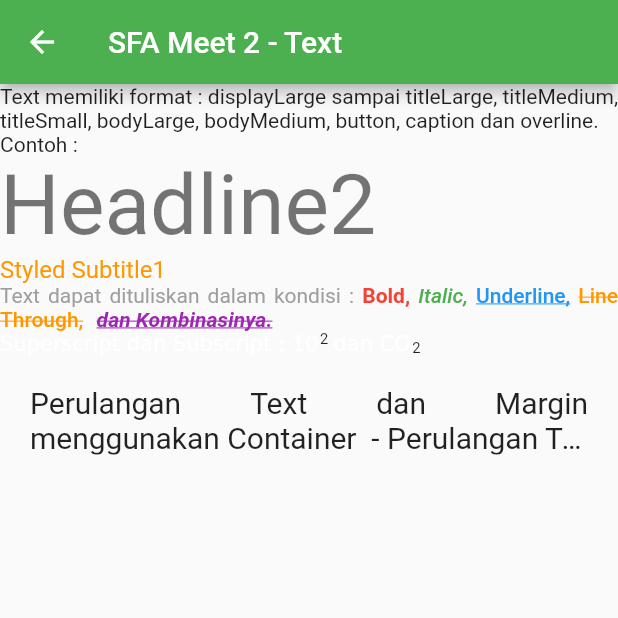
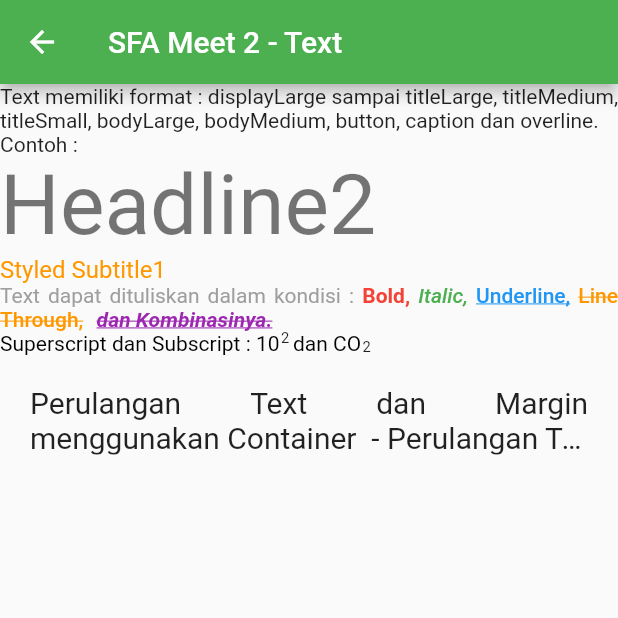
Before and after one commit to mwiwids/newflutter, a Flutter app: the LinePage screen opened directly, on a phone screen of 412 x 824 dp, the top half of it. Run offline on Flutter 3.47's test engine with Material 2 defaults, Android fonts, the light colour scheme and no system bars; Roboto replaces fonts that are missing (TegakBersambung).

Commit message:
Text tidak terlihat saat test di HP

```diff
--- a/lib/text.dart
+++ b/lib/text.dart
@@ -95,8 +95,10 @@ class TypographyDemo extends StatelessWidget {
       RichText(
         text: TextSpan(
           children: [
-            TextSpan(text: "Superscript dan Subscript : "),
-            TextSpan(text: "10"),
+            TextSpan(
+                text: "Superscript dan Subscript : 10",
+                style: TextStyle(color: Colors.black),
+            ),
             WidgetSpan(
               child: Transform.translate(
                 offset: Offset(1, -6),
@@ -106,7 +108,10 @@ class TypographyDemo extends StatelessWidget {
                 ),
               ),
             ),
-            TextSpan(text: " dan CO"),
+            TextSpan(
+              text: " dan CO",
+              style: TextStyle(color: Colors.black),
+            ),
             WidgetSpan(
               child: Transform.translate(
                 offset: Offset(1, 0),
@@ -120,10 +125,12 @@ class TypographyDemo extends StatelessWidget {
         ),
       ),
       Container(
-        padding : EdgeInsets.all(20),
+        padding: EdgeInsets.all(20),
         child: Text(
-          List.generate(20, (index) => 'Perulangan Text dan Margin menggunakan '
-              'Container ').join(' - '),
+          List.generate(
+              20,
+              (index) => 'Perulangan Text dan Margin menggunakan '
+                  'Container ').join(' - '),
           textAlign: TextAlign.justify,
           overflow: TextOverflow.ellipsis,
           maxLines: 2,
```
